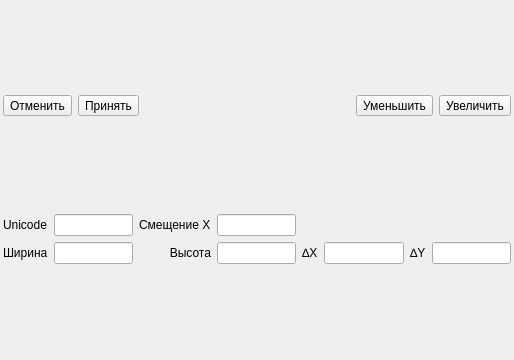
The window that ui/editWidget.ui (Llerr/FontCreator) describes before a commit, drawn with Qt 5.
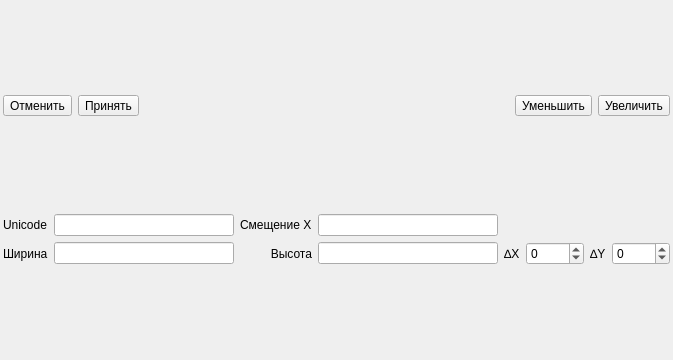
The same window after the commit. Icons and pictures are not drawn.

Patch:
```diff
--- a/ui/editWidget.ui
+++ b/ui/editWidget.ui
@@ -6,7 +6,7 @@
    <rect>
     <x>0</x>
     <y>0</y>
-    <width>514</width>
+    <width>673</width>
     <height>360</height>
    </rect>
   </property>
@@ -133,7 +133,14 @@
       <widget class="QLineEdit" name="edtHeight"/>
      </item>
      <item row="1" column="5">
-      <widget class="QLineEdit" name="edtDX"/>
+      <widget class="QSpinBox" name="edtDX">
+       <property name="minimum">
+        <number>-1024</number>
+       </property>
+       <property name="maximum">
+        <number>1024</number>
+       </property>
+      </widget>
      </item>
      <item row="1" column="2">
       <widget class="QLabel" name="label_3">
@@ -166,7 +173,14 @@
       </widget>
      </item>
      <item row="1" column="7">
-      <widget class="QLineEdit" name="edtDY"/>
+      <widget class="QSpinBox" name="edtDY">
+       <property name="minimum">
+        <number>-1024</number>
+       </property>
+       <property name="maximum">
+        <number>1024</number>
+       </property>
+      </widget>
      </item>
      <item row="0" column="2">
       <widget class="QLabel" name="label_12">
```
Left out of the diff: 10 changed lines with no effect on the pictures.
